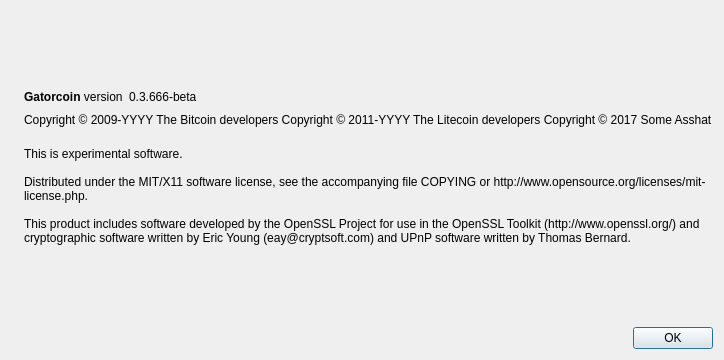
This is src/qt/forms/aboutdialog.ui in Eternity-Soap/gatorcoin as Qt 5 draws it before an edit. The edited form follows.
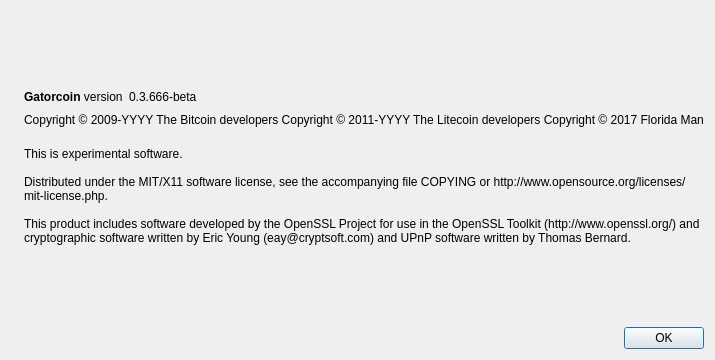
This is the edited form. Icons and pictures are not drawn.

The edit to the form file:
```diff
--- a/src/qt/forms/aboutdialog.ui
+++ b/src/qt/forms/aboutdialog.ui
@@ -93,7 +93,7 @@
        <property name="text">
         <string notr="true">Copyright &amp;copy; 2009-YYYY The Bitcoin developers
 Copyright &amp;copy; 2011-YYYY The Litecoin developers
-Copyright &amp;copy; 2017 Some Asshat</string>
+Copyright &amp;copy; 2017 Florida Man</string>
        </property>
        <property name="textFormat">
         <enum>Qt::RichText</enum>
```
